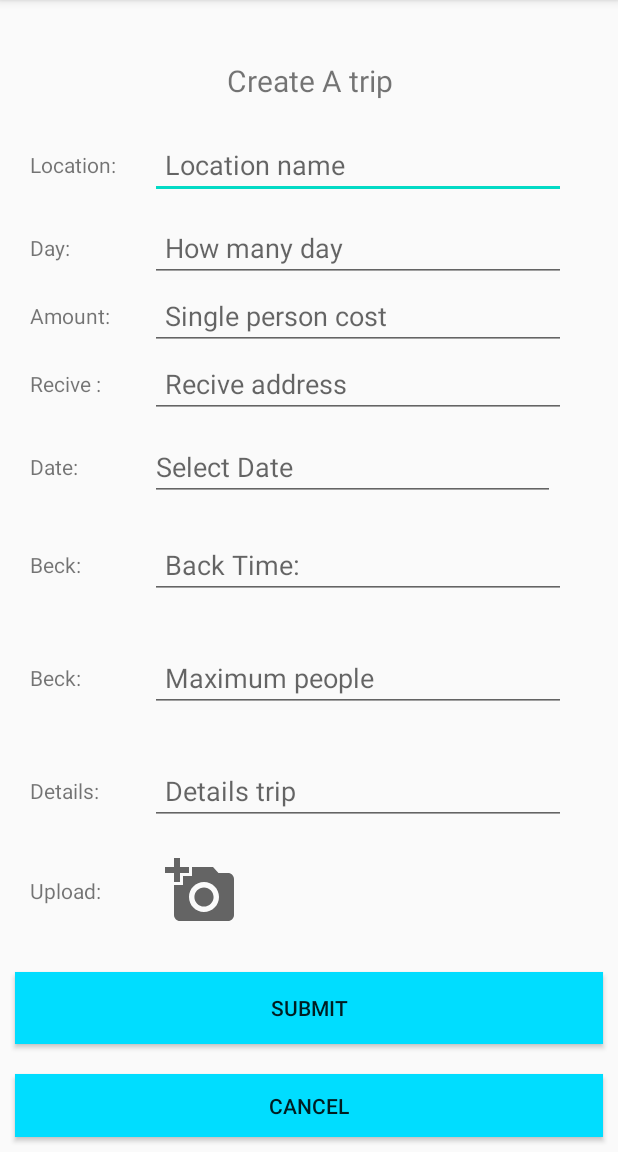
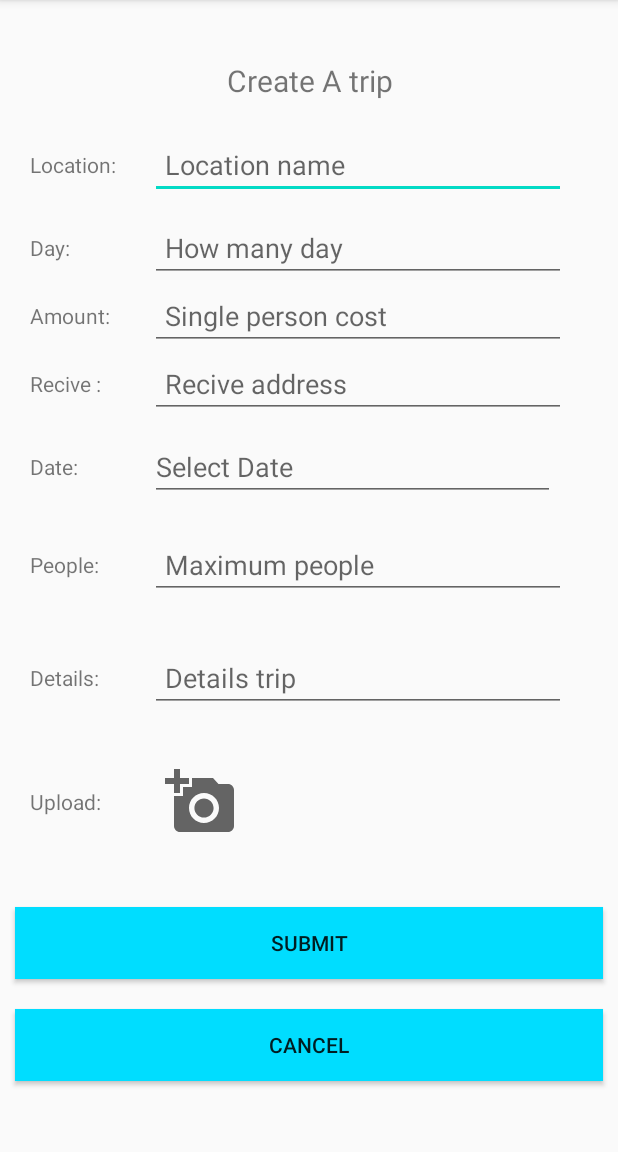
Before and after one commit to sharminrupa/VactionTourAndroidProject, an Android app: the CreateTripActivity screen opened directly, with no data from a screen before it, after a tap on "SUBMIT", on a phone screen of 412 x 824 dp, the part 84-1236 px from its top. Run offline under Robolectric (Android 15) with nearby library versions, the light colour scheme and no system bars; our stand-ins replace Picasso; pictures from the network do not load; Roboto replaces fonts that are not available here; 3 statements that could not run were skipped.

Commit message:
Third commit

```diff
--- a/app/src/main/AndroidManifest.xml
+++ b/app/src/main/AndroidManifest.xml
@@ -3,9 +3,13 @@
     xmlns:tools="http://schemas.android.com/tools"
     package="com.rajendra.vacationtourapp">
 
+    <uses-permission android:name="android.permission.WRITE_EXTERNAL_STORAGE" />
+    <uses-permission android:name="android.permission.MOUNT_UNMOUNT_FILESYSTEMS"
+        tools:ignore="ProtectedPermissions" />
     <uses-permission android:name="android.permission.INTERNET" />
 
     <application
+        android:requestLegacyExternalStorage="true"
         android:allowBackup="true"
         android:icon="@mipmap/ic_launcher"
         android:roundIcon="@mipmap/ic_launcher_round"
--- a/app/src/main/java/com/rajendra/vacationtourapp/CreateTripActivity.java
+++ b/app/src/main/java/com/rajendra/vacationtourapp/CreateTripActivity.java
@@ -1,30 +1,43 @@
 package com.rajendra.vacationtourapp;
 
+import androidx.annotation.Nullable;
 import androidx.appcompat.app.AppCompatActivity;
 
 import android.app.DatePickerDialog;
 import android.content.Context;
 import android.content.Intent;
+import android.database.Cursor;
+import android.net.Uri;
 import android.os.Bundle;
+import android.provider.MediaStore;
 import android.view.View;
 import android.widget.Button;
 import android.widget.DatePicker;
 import android.widget.EditText;
+import android.widget.ImageView;
 
+import com.rajendra.vacationtourapp.imageupload.ImageManager;
+import com.rajendra.vacationtourapp.imageupload.ImageUploadResponse;
 import com.rajendra.vacationtourapp.model.CreateTrip;
 import com.rajendra.vacationtourapp.retrofit.RetrofitConfig;
 import com.rajendra.vacationtourapp.service.CreateTripService;
+import com.rajendra.vacationtourapp.service.ImageUploadService;
 import com.rajendra.vacationtourapp.service.UserService;
 
+import java.io.File;
 import java.text.SimpleDateFormat;
 import java.util.Calendar;
 import java.util.Locale;
 
+import okhttp3.MediaType;
+import okhttp3.MultipartBody;
+import okhttp3.RequestBody;
 import retrofit2.Call;
 import retrofit2.Callback;
 import retrofit2.Response;
 
 public class CreateTripActivity extends AppCompatActivity {
+
     final Calendar myCalendar = Calendar.getInstance();
     private Intent i;
     EditText ctlocation;
@@ -35,26 +48,47 @@ public class CreateTripActivity extends AppCompatActivity {
     EditText ctback;
     EditText ctdetails;
     Context mtx;
-
+    ImageView imgBtn, imgShow;
+    String s;
     CreateTripService createTripService;
     Button CnButton;
+
+    ImageUploadService imageUploadService;
+    Uri imageUri;
+    ImageManager imageManager;
+    private static final int PICK_IMAGE = 100;
+    ImageUploadResponse imageUploadResponse;
+
 
     @Override
     protected void onCreate(Bundle savedInstanceState) {
         super.onCreate(savedInstanceState);
         setContentView(R.layout.activity_create_trip);
         mtx = this;
+        imageUploadResponse = new ImageUploadResponse();
         createTripService = RetrofitConfig.createService(CreateTripService.class);
-
+        imageManager = new ImageManager(this);
         ctlocation = findViewById(R.id.clocation);
+        imageUploadService = RetrofitConfig.createService(ImageUploadService.class);
         ctday = findViewById(R.id.cday);
         ctamount = findViewById(R.id.camount);
         ctrecive = findViewById(R.id.crecive);
         ctdate = findViewById(R.id.cdate);
-        ctback = findViewById(R.id.cbacktime);
+        imgBtn = findViewById(R.id.imgUpload);
+        imgShow = findViewById(R.id.imgShow);
+
         ctdetails = findViewById(R.id.cdetails);
 
         CnButton = findViewById(R.id.CreateCancel);
+        imgBtn.setOnClickListener(new View.OnClickListener() {
+            @Override
+            public void onClick(View view) {
+                imageUri = imageManager.pickImage();
+            }
+        });
+
+
+
 
         final DatePickerDialog.OnDateSetListener date = new DatePickerDialog.OnDateSetListener() {
             @Override
@@ -84,6 +118,18 @@ public class CreateTripActivity extends AppCompatActivity {
 
         });
 
+        imageManager.checkPermission();
+
+    }
+
+
+    @Override
+    protected void onActivityResult(int requestCode, int resultCode, Intent data){
+        super.onActivityResult(requestCode, resultCode, data);
+        if (resultCode == RESULT_OK && requestCode == PICK_IMAGE){
+            imageUri = data.getData();
+            imgShow.setImageURI(imageUri);
+        }
     }
 
     private void CancelTrip() {
@@ -93,6 +139,80 @@ public class CreateTripActivity extends AppCompatActivity {
 
 
     public void createTrip(View view) {
+        uploadImage(imageUri);
+    }
+
+
+//    public void createTrip(View view) {
+//
+//        final Calendar cldr = Calendar.getInstance();
+//        int day = cldr.get(Calendar.DAY_OF_MONTH);
+//        int month = cldr.get(Calendar.MONTH);
+//        int year = cldr.get(Calendar.YEAR);
+//        DatePickerDialog picker = new DatePickerDialog(CreateTripActivity.this,
+//                new DatePickerDialog.OnDateSetListener() {
+//                    @Override
+//                    public void onDateSet(DatePicker view, int year, int monthOfYear, int dayOfMonth) {
+//                        ctdate.setText(dayOfMonth + "/" + (monthOfYear + 1) + "/" + year);
+//                    }
+//                }, year, month, day);
+//
+//        String crlocation = ctlocation.getText().toString();
+//        String crday = ctday.getText().toString();
+//        String cramount = ctamount.getText().toString();
+//        String crrecive = ctrecive.getText().toString();
+//        //String crdate = ctdate.setOnDateChangedListener().getText().toString();
+//        String crback = ctback.getText().toString();
+//        String crdetails = ctdetails.getText().toString();
+//
+//        CreateTrip crtrip = new CreateTrip();
+//        crtrip.setLocation(crlocation);
+//        crtrip.setDay(crday);
+//        crtrip.setCost(cramount);
+//        crtrip.setRecivingaddress(crrecive);
+//        crtrip.setBacktime(crback);
+//        crtrip.setDetails(crdetails);
+//
+//        Call<CreateTrip> ct = createTripService.createTrip(crtrip);
+//        ct.enqueue(new Callback<CreateTrip>() {
+//            @Override
+//            public void onResponse(Call<CreateTrip> call , Response<CreateTrip> response) {
+//
+//                CreateTrip crt = response.body();
+//                startActivity(new Intent(mtx, ViewAllTripActivity.class));
+//            }
+//
+//            @Override
+//            public void onFailure(Call<CreateTrip> call , Throwable t) {
+//                t.printStackTrace();
+//            }
+//        });
+//    }
+
+    private void updateLabel() {
+        String myFormat = "yyyy-MM-dd"; //In which you need put here
+        SimpleDateFormat sdf = new SimpleDateFormat(myFormat, Locale.US);
+        ctdate.setText(sdf.format(myCalendar.getTime()));
+    }
+
+
+
+
+  //experiment
+
+
+
+    public void uploadImage(Uri uri){
+        File file = new File(getPath(uri));
+        RequestBody requestFile = RequestBody.create(MediaType.parse("multipart/form-data"), file);
+        MultipartBody.Part imageFile = MultipartBody.Part.createFormData("file", file.getName(), requestFile);
+        Call<ImageUploadResponse> res = imageUploadService.imageUpload(imageFile);
+        res.enqueue(new Callback<ImageUploadResponse>() {
+            @Override
+            public void onResponse(Call<ImageUploadResponse> call, Response<ImageUploadResponse> response) {
+                imageUploadResponse = response.body();
+
+                //experiment
 
                 final Calendar cldr = Calendar.getInstance();
                 int day = cldr.get(Calendar.DAY_OF_MONTH);
@@ -110,8 +230,7 @@ public class CreateTripActivity extends AppCompatActivity {
                 String crday = ctday.getText().toString();
                 String cramount = ctamount.getText().toString();
                 String crrecive = ctrecive.getText().toString();
-        //String crdate = ctdate.setOnDateChangedListener().getText().toString();
-        String crback = ctback.getText().toString();
+
                 String crdetails = ctdetails.getText().toString();
 
                 CreateTrip crtrip = new CreateTrip();
@@ -119,9 +238,15 @@ public class CreateTripActivity extends AppCompatActivity {
                 crtrip.setDay(crday);
                 crtrip.setCost(cramount);
                 crtrip.setRecivingaddress(crrecive);
-        crtrip.setBacktime(crback);
                 crtrip.setDetails(crdetails);
 
+                if(imageUri != null){
+                    String imgName = imageUploadResponse.getFileName();
+                    System.out.println("=================="+imgName);
+                    crtrip.setImage(imgName);
+                }else{
+                    crtrip.setImage("default.jpeg");
+                }
                 Call<CreateTrip> ct = createTripService.createTrip(crtrip);
                 ct.enqueue(new Callback<CreateTrip>() {
                     @Override
@@ -136,12 +261,34 @@ public class CreateTripActivity extends AppCompatActivity {
                         t.printStackTrace();
                     }
                 });
+
+
             }
 
-    private void updateLabel() {
-        String myFormat = "yyyy-MM-dd"; //In which you need put here
-        SimpleDateFormat sdf = new SimpleDateFormat(myFormat, Locale.US);
-        ctdate.setText(sdf.format(myCalendar.getTime()));
+            @Override
+            public void onFailure(Call<ImageUploadResponse> call, Throwable t) {
+                t.printStackTrace();
+            }
+        });
     }
 
+    public String getPath(Uri uri)
+    {
+        String[] projection = { MediaStore.Images.Media.DATA };
+        Cursor cursor = getContentResolver().query(uri, projection, null, null, null);
+        int column_index = cursor.getColumnIndexOrThrow(MediaStore.Images.Media.DATA);
+        cursor.moveToFirst();
+        //added for cursor bound exception
+        if( cursor != null && cursor.moveToFirst() ){
+            s=cursor.getString(column_index);
+            cursor.close();
         }
+
+        return s;
+    }
+
+
+
+
+
+}
--- a/app/src/main/java/com/rajendra/vacationtourapp/MainActivity.java
+++ b/app/src/main/java/com/rajendra/vacationtourapp/MainActivity.java
@@ -105,7 +105,7 @@ public class MainActivity extends AppCompatActivity {
 
         setTopPlacesRecycler(topPlacesDataList);
 
-        searchView.setOnQueryTextListener(new SearchView.OnQueryTextListener() {
+       /* searchView.setOnQueryTextListener(new SearchView.OnQueryTextListener() {
             @Override
             public boolean onQueryTextSubmit(String s) {
                 return false;
@@ -116,7 +116,7 @@ public class MainActivity extends AppCompatActivity {
                 adapter.getFilter().filter(s);
                 return false;
             }
-        });
+        });*/
     }
 
     public void BookingList() {
--- /dev/null
+++ b/app/src/main/java/com/rajendra/vacationtourapp/imageupload/ImageManager.java
@@ -0,0 +1,96 @@
+package com.rajendra.vacationtourapp.imageupload;
+
+import android.Manifest;
+import android.app.Activity;
+import android.content.Intent;
+import android.content.pm.PackageManager;
+import android.database.Cursor;
+import android.net.Uri;
+import android.os.Build;
+import android.provider.MediaStore;
+import android.widget.ImageView;
+
+import com.rajendra.vacationtourapp.retrofit.RetrofitConfig;
+import com.rajendra.vacationtourapp.service.ImageUploadService;
+import com.squareup.picasso.Picasso;
+
+import java.io.File;
+
+import okhttp3.MediaType;
+import okhttp3.MultipartBody;
+import okhttp3.RequestBody;
+import retrofit2.Call;
+import retrofit2.Callback;
+import retrofit2.Response;
+
+public class ImageManager {
+    Activity activity;
+    ImageUploadService imageUploadService;
+    private static final int PICK_IMAGE = 100;
+    ImageUploadResponse imageUploadResponse = null;
+
+    public ImageManager(Activity activity) {
+        this.activity = activity;
+        imageUploadService = RetrofitConfig.createService(ImageUploadService.class);
+    }
+
+    public void checkPermission() {
+        if (Build.VERSION.SDK_INT >= 23) {
+            int REQUEST_CODE_CONTACT = 101;
+            String[] permissions = {
+                    Manifest.permission.WRITE_EXTERNAL_STORAGE};
+            // Verify permissions
+            for (String str : permissions) {
+                if (activity.checkSelfPermission(str) != PackageManager.PERMISSION_GRANTED) {
+                    //request for access
+                    activity.requestPermissions(permissions, REQUEST_CODE_CONTACT);
+                    return;
+                } else {
+                    // Here is the logic of their own to open after permission to operate
+                }
+            }
+        }
+    }
+
+    public Uri pickImage() {
+        Intent intent = new Intent(Intent.ACTION_PICK, MediaStore.Images.Media.INTERNAL_CONTENT_URI);
+        activity.startActivityForResult(intent, PICK_IMAGE);
+        return intent.getData();
+    }
+
+    public ImageUploadResponse uploadImage(Uri uri){
+
+        File file = new File(getPath(uri));
+        RequestBody requestFile = RequestBody.create(MediaType.parse("multipart/form-data"), file);
+        MultipartBody.Part imageFile = MultipartBody.Part.createFormData("file", file.getName(), requestFile);
+        Call<ImageUploadResponse> res = imageUploadService.imageUpload(imageFile);
+        res.enqueue(new Callback<ImageUploadResponse>() {
+            @Override
+            public void onResponse(Call<ImageUploadResponse> call, Response<ImageUploadResponse> response) {
+                imageUploadResponse = response.body();
+            }
+
+            @Override
+            public void onFailure(Call<ImageUploadResponse> call, Throwable t) {
+                t.printStackTrace();
+            }
+        });
+        return imageUploadResponse;
+    }
+
+    public String getPath(Uri uri)
+    {
+        String[] projection = { MediaStore.Images.Media.DATA };
+        Cursor cursor = activity.getContentResolver().query(uri, projection, null, null, null);
+        if (cursor == null) return null;
+        int column_index = cursor.getColumnIndexOrThrow(MediaStore.Images.Media.DATA);
+        cursor.moveToFirst();
+        String s=cursor.getString(column_index);
+        cursor.close();
+        return s;
+    }
+
+    public void showImage(String imageUrl, ImageView imageView){
+        Picasso.get().load(imageUrl).into(imageView);
+    }
+}
--- a/app/src/main/java/com/rajendra/vacationtourapp/model/CreateTrip.java
+++ b/app/src/main/java/com/rajendra/vacationtourapp/model/CreateTrip.java
@@ -23,11 +23,20 @@ public class CreateTrip {
     private String date;
 
 
-    @SerializedName("Backtime")
-    private String Backtime;
+
+    @SerializedName("image")
+    private String image;
 
     @SerializedName("details")
     private String details;
+
+    public String getImage() {
+        return image;
+    }
+
+    public void setImage(String image) {
+        this.image = image;
+    }
 
     public long getId() {
         return id;
@@ -77,13 +86,7 @@ public class CreateTrip {
         this.date = date;
     }
 
-    public String getBacktime() {
-        return Backtime;
-    }
 
-    public void setBacktime(String backtime) {
-        Backtime = backtime;
-    }
 
     public String getDetails() {
         return details;
@@ -102,7 +105,7 @@ public class CreateTrip {
                 ", cost='" + cost + '\'' +
                 ", recivingaddress='" + recivingaddress + '\'' +
                 ", date='" + date + '\'' +
-                ", Backtime='" + Backtime + '\'' +
+                ", image='" + image + '\'' +
                 ", details='" + details + '\'' +
                 '}';
     }
--- a/app/src/main/java/com/rajendra/vacationtourapp/retrofit/RetrofitConfig.java
+++ b/app/src/main/java/com/rajendra/vacationtourapp/retrofit/RetrofitConfig.java
@@ -5,7 +5,7 @@ import retrofit2.Retrofit;
 import retrofit2.converter.gson.GsonConverterFactory;
 
 public class RetrofitConfig {
-    private static final String BASE_URL = "http://10.0.0.12:8080";
+    private static final String BASE_URL = "http://192.168.0.106:8080";
 
     private static Retrofit.Builder builder
             = new Retrofit.Builder()
--- /dev/null
+++ b/app/src/main/java/com/rajendra/vacationtourapp/service/ImageUploadService.java
@@ -0,0 +1,22 @@
+package com.rajendra.vacationtourapp.service;
+
+
+
+import com.rajendra.vacationtourapp.imageupload.ImageUploadResponse;
+
+import okhttp3.MultipartBody;
+import retrofit2.Call;
+import retrofit2.http.GET;
+import retrofit2.http.Multipart;
+import retrofit2.http.POST;
+import retrofit2.http.Part;
+import retrofit2.http.Path;
+
+public interface ImageUploadService {
+    @Multipart
+    @POST("/uploadFile")
+    public Call<ImageUploadResponse> imageUpload(@Part MultipartBody.Part file);
+
+    @GET("/downloadFile/{name}")
+    public Call<ImageUploadResponse> getImageByName(@Path("name") String name);
+}
--- a/app/src/main/res/layout/activity_create_trip.xml
+++ b/app/src/main/res/layout/activity_create_trip.xml
@@ -143,7 +143,7 @@
 
     </LinearLayout>
 
-    <LinearLayout
+   <!-- <LinearLayout
         android:layout_width="wrap_content"
         android:layout_height="wrap_content"
         android:gravity="center"
@@ -167,7 +167,7 @@
             android:paddingLeft="10dp"
             android:hint="Back Time: "
             android:layout_weight="1"/>
-    </LinearLayout>
+    </LinearLayout>-->
 
     <LinearLayout
         android:layout_width="wrap_content"
@@ -183,7 +183,7 @@
             android:layout_height="wrap_content"
             android:layout_weight="1"
             android:ems="5"
-            android:text="Beck:"/>
+            android:text="People:"/>
 
         <EditText
             android:id="@+id/maxpeople"
@@ -246,6 +246,15 @@
             android:src="@drawable/img_upload"
             android:paddingLeft="10dp"
             android:layout_weight="1"/>
+
+      <ImageView
+          android:id="@+id/imgShow"
+          android:layout_width="180dp"
+          android:layout_height="80dp"
+          android:layout_marginLeft="50dp"
+          android:paddingLeft="10dp"
+          android:scaleType="fitXY"
+          android:layout_weight="1"/>
     </LinearLayout>
 
     <Button
@@ -257,7 +266,6 @@
         android:onClick="createTrip"
         android:text="Submit"
         tools:ignore="OnClick" />
-
     <Button
         android:id="@+id/CreateCancel"
         android:layout_marginTop="20dp"
```
Also changed, not shown: app/src/main/java/com/rajendra/vacationtourapp/imageupload/ImageUploadResponse.java (added, +59 -0 lines). Lines whose indentation alone changed are shown as unchanged.
